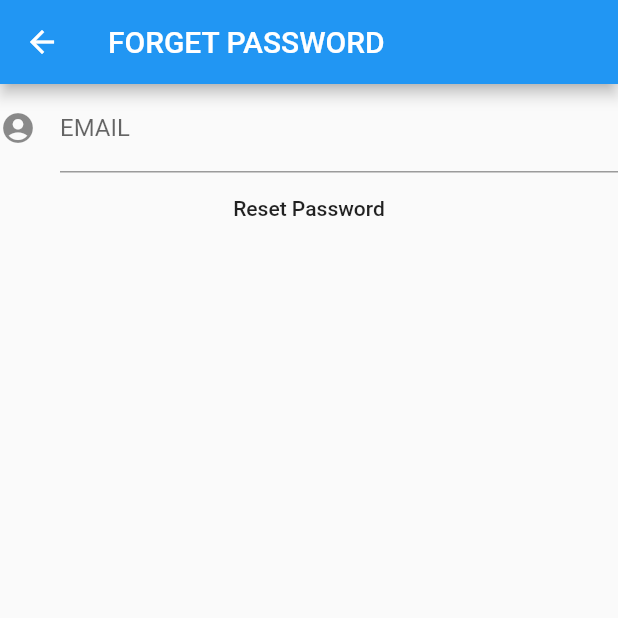
After one commit to chicrock/do-flutter, a Flutter app: the screen it shows after launch, after a tap on "Forgot Password", on a phone screen of 412 x 824 dp, the top half of it. The commit adds this screen. Run offline on Flutter 3.47's test engine with Material 2 defaults, Android fonts, the phone set to English and light mode, and no system bars; our stand-ins replace firebase_auth; accounts and stored records are empty; statements that could not run were skipped.

Commit message:
Add fogor password process Setup GoogleService-info.plist files for IOS via XCode

```diff
--- /dev/null
+++ b/lib/screens/forget_password.dart
@@ -0,0 +1,51 @@
+import 'package:firebase_auth/firebase_auth.dart';
+import 'package:flutter/material.dart';
+
+class ForgetPassword extends StatefulWidget {
+  @override
+  _ForgetPasswordState createState() => _ForgetPasswordState();
+}
+
+class _ForgetPasswordState extends State<ForgetPassword> {
+  final GlobalKey<FormState> _formKey = GlobalKey<FormState>();
+  final TextEditingController _emailController = TextEditingController();
+
+  @override
+  Widget build(BuildContext context) {
+    return Scaffold(
+        appBar: AppBar(
+          title: Text("Forget Password".toUpperCase()),
+        ),
+        body: Form(
+            key: _formKey,
+            child: Column(
+              children: <Widget>[
+                TextFormField(
+                  controller: _emailController,
+                  validator: (String value) {
+                    if (value.isEmpty) {
+                      return "Please input correct Email";
+                    }
+
+                    return null;
+                  },
+                  decoration: InputDecoration(
+                      icon: Icon(Icons.account_circle),
+                      labelText: "Email".toUpperCase()),
+                ),
+                FlatButton(
+                    onPressed: () async {
+                      await FirebaseAuth.instance
+                          .sendPasswordResetEmail(email: _emailController.text);
+
+                      final snackbar = SnackBar(
+                        content: Text("Check your email for password reset"),
+                      );
+                      Scaffold.of(_formKey.currentContext)
+                          .showSnackBar(snackbar);
+                    },
+                    child: Text("Reset Password"))
+              ],
+            )));
+  }
+}
--- a/lib/screens/login.dart
+++ b/lib/screens/login.dart
@@ -1,5 +1,6 @@
 // import 'package:doflutter/components/logintForm.dart';
 import 'package:doflutter/helpers/loginBackground.dart';
+import 'package:doflutter/screens/forget_password.dart';
 // import 'package:doflutter/screens/firstRoute.dart';
 // import 'package:doflutter/screens/main_page.dart';
 import 'package:doflutter/stores/joinOrLogin.dart';
@@ -155,10 +156,21 @@ class AuthScreen extends StatelessWidget {
                       Consumer<JoinOrLogin>(
                           builder: (BuildContext context, JoinOrLogin value,
                                   Widget child) =>
-                              value.isJoin ? Text("") : Text("Forgot Password"))
+                              value.isJoin
+                                  ? Text('')
+                                  : GestureDetector(
+                                      onTap: () {
+                                        _goForgetPassword(context);
+                                      },
+                                      child: Text("Forgot Password")))
                     ],
                   ))),
         ));
+  }
+
+  void _goForgetPassword(BuildContext context) {
+    Navigator.push(
+        context, MaterialPageRoute(builder: (context) => ForgetPassword()));
   }
 
   Widget _submitButton(Size size) {
```
Also changed, not shown: 57 other files.
